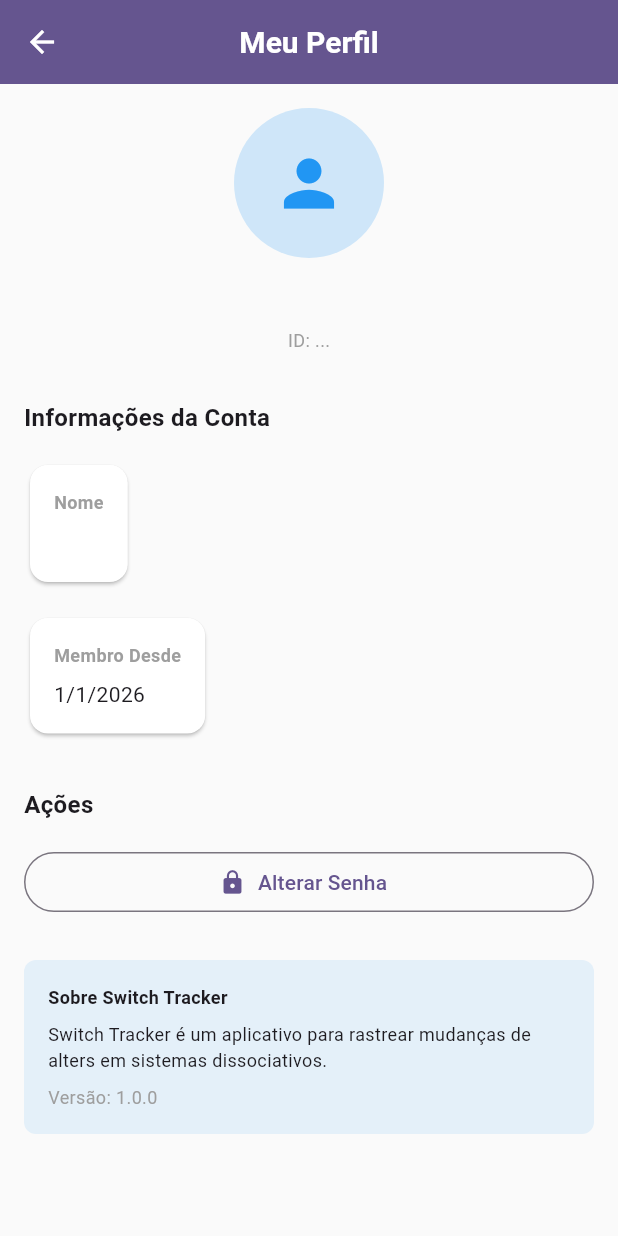
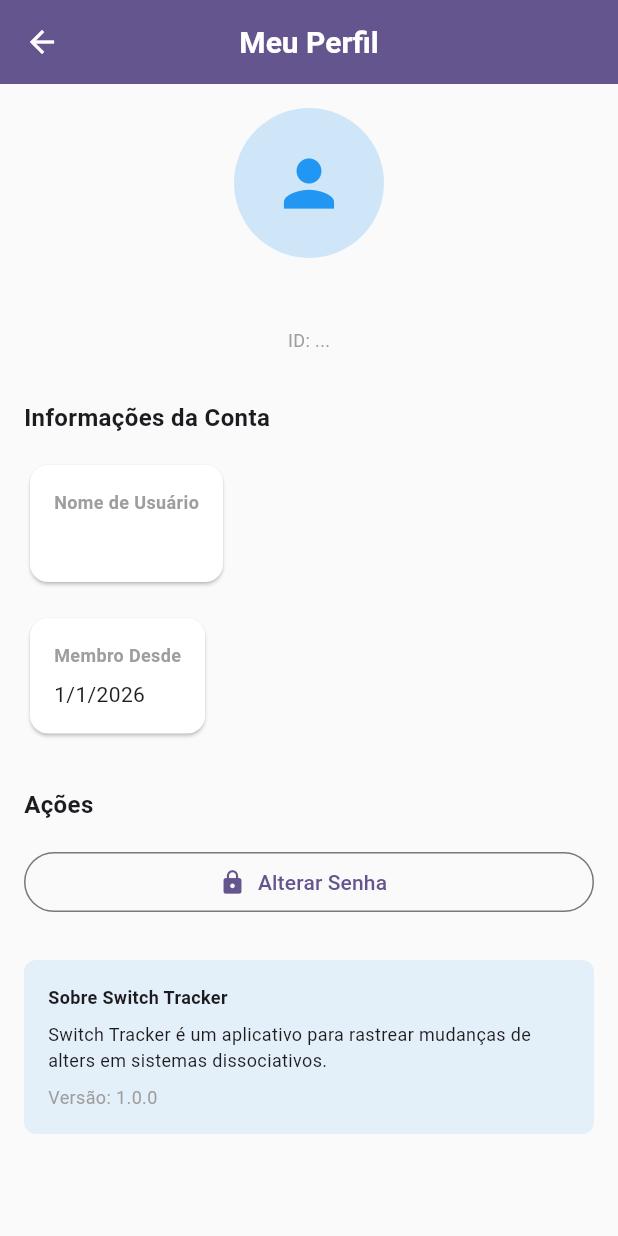
Before and after one commit to LFSunflower/switch_tracker, a Flutter app: the ProfilePage screen opened directly, on a phone screen of 412 x 824 dp. Run offline on Flutter 3.47's test engine with Material 3 defaults, Android fonts, the phone set to English and light mode, and no system bars; our stand-ins replace supabase_flutter; accounts and stored records are empty.

Commit message:
tentando ajustar

```diff
--- a/lib/controllers/user_controller.dart
+++ b/lib/controllers/user_controller.dart
@@ -69,7 +69,7 @@ class UserController extends ChangeNotifier {
           .from('profiles')
           .insert({
             'id': user.id,
-            'full_name': user.email?.split('@').first ?? 'Usuário',
+            'username': user.email?.split('@').first ?? 'Usuário',
             'notifications_enabled': true,
             'dark_mode_enabled': false,
           })
--- a/lib/features/profile/profile_page.dart
+++ b/lib/features/profile/profile_page.dart
@@ -37,15 +37,15 @@ class ProfilePage extends StatelessWidget {
                     ),
                   ),
                   const SizedBox(height: 16),
-                  Consumer<UserController>(
+                    Consumer<UserController>(
                     builder: (context, userController, _) {
                       final profile = userController.currentUser;
-                      final fullName = profile?['full_name'] as String? ?? profile?['username'] as String? ?? 'Usuário';
+                      final username = profile?['username'] as String? ?? 'Usuário';
                       final id = profile?['id'] as String? ?? '';
                       return Column(
                         children: [
                           Text(
-                            fullName,
+                            username,
                             style: const TextStyle(
                               fontSize: 18,
                               fontWeight: FontWeight.bold,
@@ -78,7 +78,7 @@ class ProfilePage extends StatelessWidget {
             ),
             const SizedBox(height: 16),
 
-            // Nome Completo
+            // Nome de Usuário
             Card(
               child: Padding(
                 padding: const EdgeInsets.all(16),
@@ -86,7 +86,7 @@ class ProfilePage extends StatelessWidget {
                   crossAxisAlignment: CrossAxisAlignment.start,
                   children: [
                     const Text(
-                      'Nome',
+                      'Nome de Usuário',
                       style: TextStyle(
                         fontSize: 12,
                         fontWeight: FontWeight.bold,
@@ -97,9 +97,9 @@ class ProfilePage extends StatelessWidget {
                     Consumer<UserController>(
                       builder: (context, userController, _) {
                         final profile = userController.currentUser;
-                        final fullName = profile?['full_name'] as String? ?? profile?['username'] as String? ?? 'Não informado';
+                        final username = profile?['username'] as String? ?? 'Não informado';
                         return Text(
-                          fullName,
+                          username,
                           style: const TextStyle(fontSize: 14),
                         );
                       },
@@ -231,5 +231,4 @@ class ProfilePage extends StatelessWidget {
       return 'Não informado';
     }
   }
-
 }
```
Also changed, not shown: lib/controllers/session_controller.dart (+8 -0 lines), lib/data/repositories/session_repository.dart (+4 -4 lines), lib/features/switch/switch_record_page.dart (+49 -29 lines).
